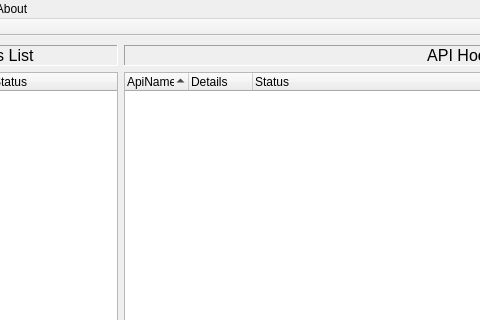
This is EzAPIGuardGUI/uics/MainWindow.ui in noxke/EzAPIGuard as Qt 5 draws it before an edit; both pictures show x 147 to 627 and y 0 to 320 of the 1280 by 720 pixel window. The edited form follows.
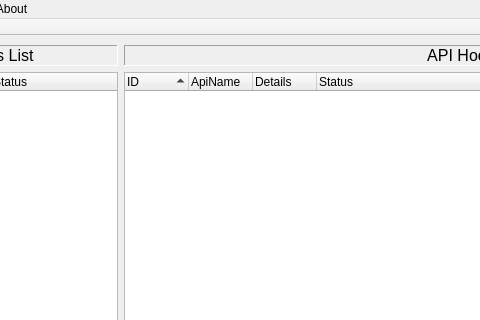
This is the edited form.

Commit message: add id clomn in record, sort by id

What changed in the file:
```diff
--- a/EzAPIGuardGUI/uics/MainWindow.ui
+++ b/EzAPIGuardGUI/uics/MainWindow.ui
@@ -192,6 +192,11 @@
           <attribute name="headerShowSortIndicator" stdset="0">
            <bool>true</bool>
           </attribute>
+          <column>
+           <property name="text">
+            <string>ID</string>
+           </property>
+          </column>
           <column>
            <property name="text">
             <string>ApiName</string>
```
The commit also changes 2 other files.
